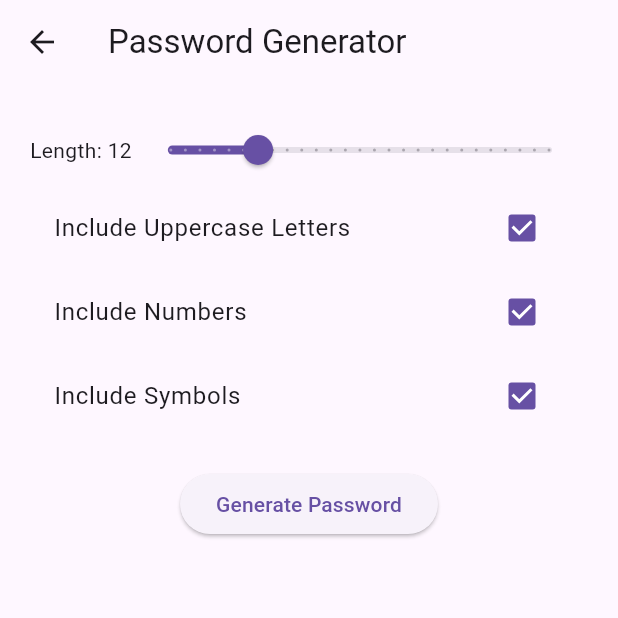
After one commit to BennyGaming635/ninja-app, a Flutter app: the screen it shows after launch, after a tap on "Password Generator", on a phone screen of 412 x 824 dp, the top half of it. The commit adds this screen. Run offline on Flutter 3.47's test engine with Material 3 defaults, Android fonts, the phone set to English and light mode, and no system bars; our stand-ins replace shared_preferences.

Commit message:
added password gen and removed PIN
The PIN stuff was getting shitty with me so made the bold decision to remove it :)

```diff
--- a/ninja/lib/screens/home_screen.dart
+++ b/ninja/lib/screens/home_screen.dart
@@ -2,6 +2,7 @@ import 'package:flutter/material.dart';
 import 'passwords_screen.dart';
 import 'new_password_screen.dart';
 import 'settings_screen.dart';
+import 'password_generator_screen.dart';  // <- Add this import
 import '../utils/storage.dart';
 
 class HomeScreen extends StatefulWidget {
@@ -25,13 +26,12 @@ class _HomeScreenState extends State<HomeScreen> {
     });
   }
 
-  // Helper to navigate and refresh count after coming back
   Future<void> _navigateAndRefresh(Widget screen) async {
     await Navigator.push(
       context,
       MaterialPageRoute(builder: (_) => screen),
     );
-    _loadStats(); // Refresh count on return
+    _loadStats();
   }
 
   @override
@@ -43,7 +43,7 @@ class _HomeScreenState extends State<HomeScreen> {
           mainAxisAlignment: MainAxisAlignment.center,
           children: [
             Text('Total Passwords: $totalPasswords', style: TextStyle(fontSize: 20)),
-            const SizedBox(height: 30), // More spacing here
+            const SizedBox(height: 30),
             ElevatedButton(
               child: Text('View Passwords'),
               onPressed: () => _navigateAndRefresh(PasswordsScreen()),
@@ -58,6 +58,14 @@ class _HomeScreenState extends State<HomeScreen> {
               child: Text('Settings'),
               onPressed: () => _navigateAndRefresh(SettingsScreen()),
             ),
+            const SizedBox(height: 15),
+            ElevatedButton(
+              child: Text('Password Generator'),
+              onPressed: () => Navigator.push(
+                context,
+                MaterialPageRoute(builder: (_) => PasswordGeneratorScreen()),
+              ),
+            ),
           ],
         ),
       ),
--- /dev/null
+++ b/ninja/lib/screens/password_generator_screen.dart
@@ -0,0 +1,108 @@
+import 'dart:math';
+import 'package:flutter/material.dart';
+import 'package:flutter/services.dart';
+
+
+class PasswordGeneratorScreen extends StatefulWidget {
+  @override
+  _PasswordGeneratorScreenState createState() => _PasswordGeneratorScreenState();
+}
+
+class _PasswordGeneratorScreenState extends State<PasswordGeneratorScreen> {
+  int _length = 12;
+  bool _includeUppercase = true;
+  bool _includeNumbers = true;
+  bool _includeSymbols = true;
+  String _generatedPassword = '';
+
+  final _symbols = '!@#\$%^&*()-_=+[]{}|;:,.<>?';
+
+  String generatePassword() {
+    const lowercase = 'abcdefghijklmnopqrstuvwxyz';
+    String chars = lowercase;
+    if (_includeUppercase) chars += lowercase.toUpperCase();
+    if (_includeNumbers) chars += '0123456789';
+    if (_includeSymbols) chars += _symbols;
+
+    if (chars.isEmpty) return '';
+
+    final rand = Random.secure();
+    return List.generate(_length, (_) => chars[rand.nextInt(chars.length)]).join('');
+  }
+
+  void _onGenerate() {
+    setState(() {
+      _generatedPassword = generatePassword();
+    });
+  }
+
+  void _copyToClipboard() {
+    Clipboard.setData(ClipboardData(text: _generatedPassword));
+    ScaffoldMessenger.of(context).showSnackBar(SnackBar(content: Text('Copied to clipboard')));
+  }
+
+  @override
+  Widget build(BuildContext context) {
+    return Scaffold(
+      appBar: AppBar(title: Text('Password Generator')),
+      body: Padding(
+        padding: const EdgeInsets.all(20),
+        child: Column(
+          children: [
+            if (_generatedPassword.isNotEmpty) ...[
+              SelectableText(
+                _generatedPassword,
+                style: TextStyle(fontSize: 24, fontWeight: FontWeight.bold),
+              ),
+              TextButton.icon(
+                icon: Icon(Icons.copy),
+                label: Text('Copy'),
+                onPressed: _copyToClipboard,
+              ),
+              Divider(),
+            ],
+            Row(
+              children: [
+                Text('Length: $_length'),
+                Expanded(
+                  child: Slider(
+                    value: _length.toDouble(),
+                    min: 6,
+                    max: 32,
+                    divisions: 26,
+                    label: _length.toString(),
+                    onChanged: (val) {
+                      setState(() {
+                        _length = val.toInt();
+                      });
+                    },
+                  ),
+                ),
+              ],
+            ),
+            CheckboxListTile(
+              title: Text('Include Uppercase Letters'),
+              value: _includeUppercase,
+              onChanged: (val) => setState(() => _includeUppercase = val ?? true),
+            ),
+            CheckboxListTile(
+              title: Text('Include Numbers'),
+              value: _includeNumbers,
+              onChanged: (val) => setState(() => _includeNumbers = val ?? true),
+            ),
+            CheckboxListTile(
+              title: Text('Include Symbols'),
+              value: _includeSymbols,
+              onChanged: (val) => setState(() => _includeSymbols = val ?? true),
+            ),
+            SizedBox(height: 20),
+            ElevatedButton(
+              onPressed: _onGenerate,
+              child: Text('Generate Password'),
+            ),
+          ],
+        ),
+      ),
+    );
+  }
+}
```
Also changed, not shown: ninja/lib/main.dart (+1 -70 lines), ninja/lib/screens/lock_screen.dart (deleted, +0 -70 lines).
